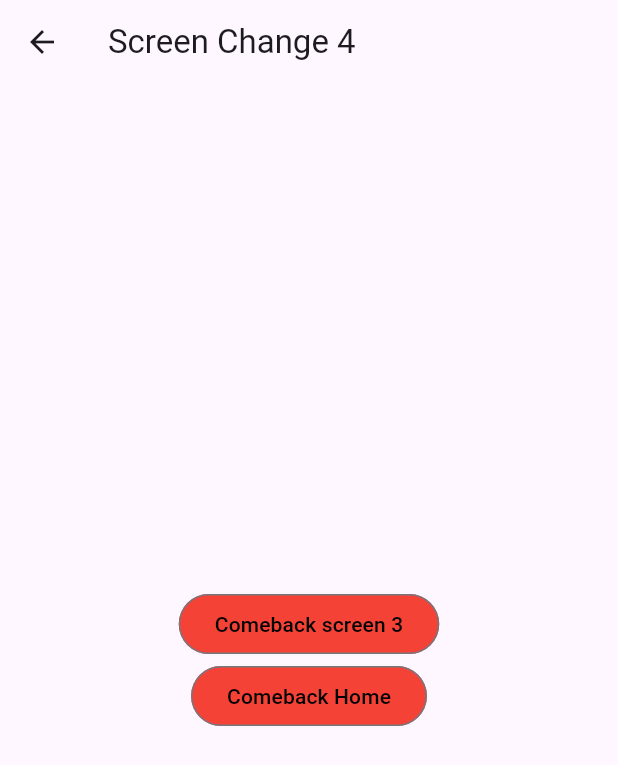
After one commit to gomesrd/flutter, a Flutter app: the Screen3View screen opened by its route, after a tap on "Open screen 4", on a phone screen of 412 x 824 dp. The commit adds this screen. Shown: the top 765 px of the screen. Run offline on Flutter 3.47's test engine with Material 3 defaults, Android fonts, the phone set to English and light mode, and no system bars.

Commit message:
route pages

```diff
--- a/lib/main.dart
+++ b/lib/main.dart
@@ -1,6 +1,13 @@
+import 'package:fatec_flutter_project/components.dart';
+import 'package:fatec_flutter_project/exercise_1.dart';
+import 'package:fatec_flutter_project/exercise_1_teacher.dart';
+import 'package:fatec_flutter_project/exercise_2.dart';
+import 'package:fatec_flutter_project/list_exercises.dart';
+import 'package:fatec_flutter_project/view/screen_change/screen_2_view.dart';
+import 'package:fatec_flutter_project/view/screen_change/screen_3_view.dart';
+import 'package:fatec_flutter_project/view/screen_change/screen_4_view.dart';
+import 'package:fatec_flutter_project/view/screen_change/screen_change_view.dart';
 import 'package:flutter/material.dart';
-
-import 'list_exercises.dart';
 
 void main() {
   runApp(const MainApp());
@@ -18,6 +25,22 @@ class MainApp extends StatelessWidget {
 
   @override
   Widget build(BuildContext context) {
-    return const MaterialApp(debugShowCheckedModeBanner: false, home: ListExercises());
+    return MaterialApp(
+      debugShowCheckedModeBanner: false,
+      home: const ListExercises(),
+      routes: {
+        '/components': (context) => const Components(),
+        '/exercise_1': (context) => const Exercise1(),
+        '/exercise_1_teacher': (context) => const Exercise1Teacher(),
+        '/exercise_2': (context) => const Exercise2(),
+        '/screen_change': (context) => const ScreenChangeView(),
+        '/screen_2_view': (context) => const Screen2View(),
+        '/screen_3_view': (context) => const Screen3View(),
+        '/screen_4_view': (context) => const Screen4View(),
+      },
+    );
   }
 }
+
+// stl - stateless widget
+// stf - stateful widget
--- /dev/null
+++ b/lib/view/screen_change/screen_3_view.dart
@@ -0,0 +1,34 @@
+import 'package:flutter/material.dart';
+
+class Screen3View extends StatelessWidget {
+  const Screen3View({super.key});
+
+  @override
+  Widget build(BuildContext context) {
+    return Scaffold(
+        appBar: AppBar(
+          title: const Text('Screen Change 3'),
+        ),
+        body: Center(
+            child: Column(mainAxisAlignment: MainAxisAlignment.center, children: [
+          OutlinedButton(
+            style: OutlinedButton.styleFrom(
+              backgroundColor: Colors.green,
+            ),
+            onPressed: () {
+              Navigator.pushNamed(context, '/screen_4_view');
+            },
+            child: const Text('Open screen 4', style: TextStyle(color: Colors.black)),
+          ),
+          OutlinedButton(
+            style: OutlinedButton.styleFrom(
+              backgroundColor: Colors.red,
+            ),
+            onPressed: () {
+              Navigator.pop(context);
+            },
+            child: const Text('Close screen 3', style: TextStyle(color: Colors.black)),
+          )
+        ])));
+  }
+}
--- /dev/null
+++ b/lib/view/screen_change/screen_4_view.dart
@@ -0,0 +1,34 @@
+import 'package:flutter/material.dart';
+
+class Screen4View extends StatelessWidget {
+  const Screen4View({super.key});
+
+  @override
+  Widget build(BuildContext context) {
+    return Scaffold(
+        appBar: AppBar(
+          title: const Text('Screen Change 4'),
+        ),
+        body: Center(
+            child: Column(mainAxisAlignment: MainAxisAlignment.center, children: [
+          OutlinedButton(
+            style: OutlinedButton.styleFrom(
+              backgroundColor: Colors.red,
+            ),
+            onPressed: () {
+              Navigator.pop(context);
+            },
+            child: const Text('Comeback screen 3', style: TextStyle(color: Colors.black)),
+          ),
+          OutlinedButton(
+            style: OutlinedButton.styleFrom(
+              backgroundColor: Colors.red,
+            ),
+            onPressed: () {
+              Navigator.of(context).popUntil(ModalRoute.withName('/screen_change'));
+            },
+            child: const Text('Comeback Home', style: TextStyle(color: Colors.black)),
+          )
+        ])));
+  }
+}
```
Also changed, not shown: lib/list_exercises.dart (+10 -20 lines), lib/view/screen_change/screen_2_view.dart (added, +34 -0 lines), lib/view/screen_change/screen_change_view.dart (added, +34 -0 lines).
